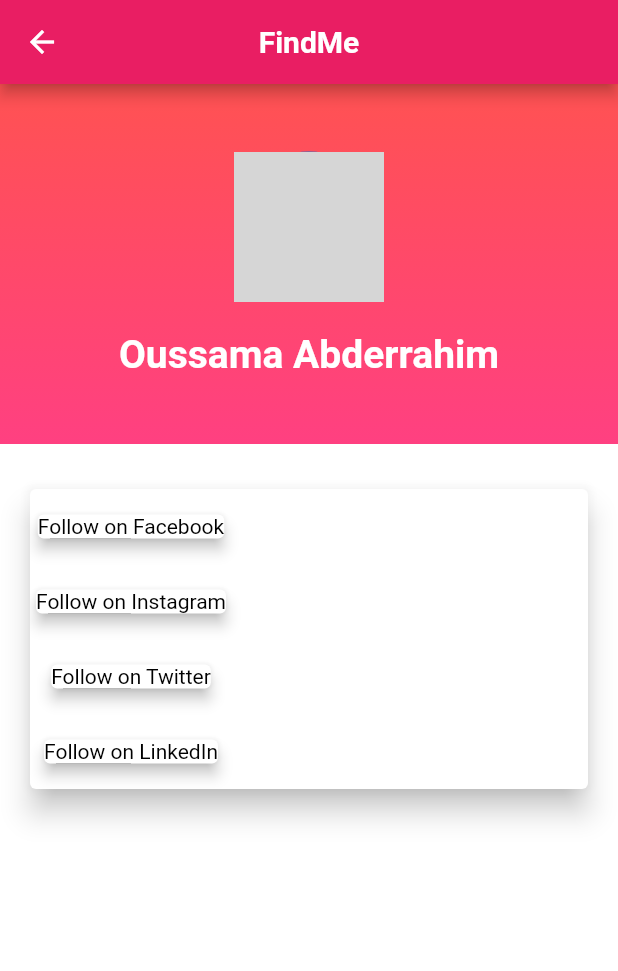
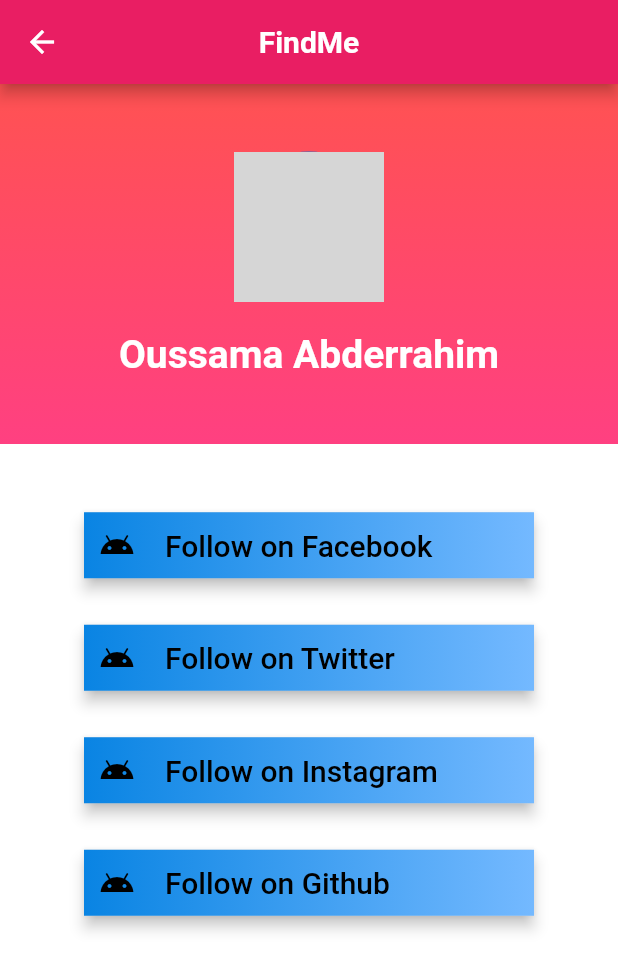
Before and after one commit to malek/FindMe, a Flutter app: the Results screen opened directly, on a phone screen of 412 x 824 dp. Shown: the top 971 px of the screen. Run offline on Flutter 3.47's test engine with Material 2 defaults, Android fonts, the phone set to English and light mode, and no system bars; network calls fail; grey boxes are pictures that could not be loaded.

Commit message:
Add social media buttons

```diff
--- a/lib/pages/results.dart
+++ b/lib/pages/results.dart
@@ -3,6 +3,59 @@ import 'package:flutter/material.dart';
 class Results extends StatefulWidget {
   @override
   _ResultsState createState() => _ResultsState();
+}
+
+List<Widget> getTextWidgets(List<String> strings) {
+  List<Widget> list = new List<Widget>();
+  for (var i = 0; i < strings.length; i++) {
+    String website = strings[i];
+    list.add(SocialMediaButton(website: website));
+  }
+  return list;
+}
+
+class SocialMediaButton extends StatelessWidget {
+  const SocialMediaButton({
+    Key key,
+    @required this.website,
+  }) : super(key: key);
+
+  final String website;
+
+  @override
+  Widget build(BuildContext context) {
+    return new RaisedButton(
+      onPressed: () {},
+      textColor: Colors.white,
+      padding: const EdgeInsets.all(0.0),
+      elevation: 4.0,
+      child: Container(
+          width: 300,
+          decoration: const BoxDecoration(
+            color: Colors.white,
+            gradient: LinearGradient(
+              colors: <Color>[
+                Color(0xFF0984e3),
+                // Color(0xFF1976D2),
+                Color(0xFF74b9ff),
+              ],
+            ),
+          ),
+          padding: const EdgeInsets.all(10.0),
+          child: Row(
+            mainAxisSize: MainAxisSize.max,
+            children: <Widget>[
+              Icon(Icons.android, color: Colors.black),
+              SizedBox(width: 20),
+              Text("Follow on $website",
+                  textWidthBasis: TextWidthBasis.parent,
+                  textAlign: TextAlign.center,
+                  overflow: TextOverflow.ellipsis,
+                  style: TextStyle(fontSize: 20, color: Colors.black)),
+            ],
+          )),
+    );
+  }
 }
 
 class _ResultsState extends State<Results> {
@@ -55,53 +108,23 @@ class _ResultsState extends State<Results> {
                 ),
               ),
             ),
-            Card(
-              margin: EdgeInsets.symmetric(horizontal: 20.0, vertical: 30.0),
-              clipBehavior: Clip.antiAlias,
-              color: Colors.white,
-              elevation: 8.0,
-              child: Row(
+            Row(
+              crossAxisAlignment: CrossAxisAlignment.center,
+              mainAxisAlignment: MainAxisAlignment.center,
               children: <Widget>[
                 Container(
-                    height: 200,
+                  margin:
+                      EdgeInsets.symmetric(horizontal: 20.0, vertical: 30.0),
+                  height: 300,
                   child: Column(
                       crossAxisAlignment: CrossAxisAlignment.center,
                       mainAxisAlignment: MainAxisAlignment.spaceAround,
-                      children: <Widget>[
-                        Card(
-                          elevation: 4.0,
-                          child: Text(
-                            "Follow on Facebook",
-                            style: TextStyle(color: Colors.black),
-                          ),
-                        ),
-                        Card(
-                          elevation: 4.0,
-                          child: Text(
-                            "Follow on Instagram",
-                            style: TextStyle(color: Colors.black),
-                          ),
-                        ),
-                        Card(
-                          elevation: 4.0,
-                          child: Text(
-                            "Follow on Twitter",
-                            style: TextStyle(color: Colors.black),
-                          ),
-                        ),
-                        Card(
-                          elevation: 4.0,
-                          child: Text(
-                            "Follow on LinkedIn",
-                            style: TextStyle(color: Colors.black),
-                          ),
+                      mainAxisSize: MainAxisSize.max,
+                      children: getTextWidgets(
+                          ["Facebook", "Twitter", "Instagram", "Github"]),),
                 ),
               ],
             ),
-                  )
-                ],
-              ),
-            )
           ],
         ));
   }
```
Lines whose indentation alone changed are shown as unchanged.
